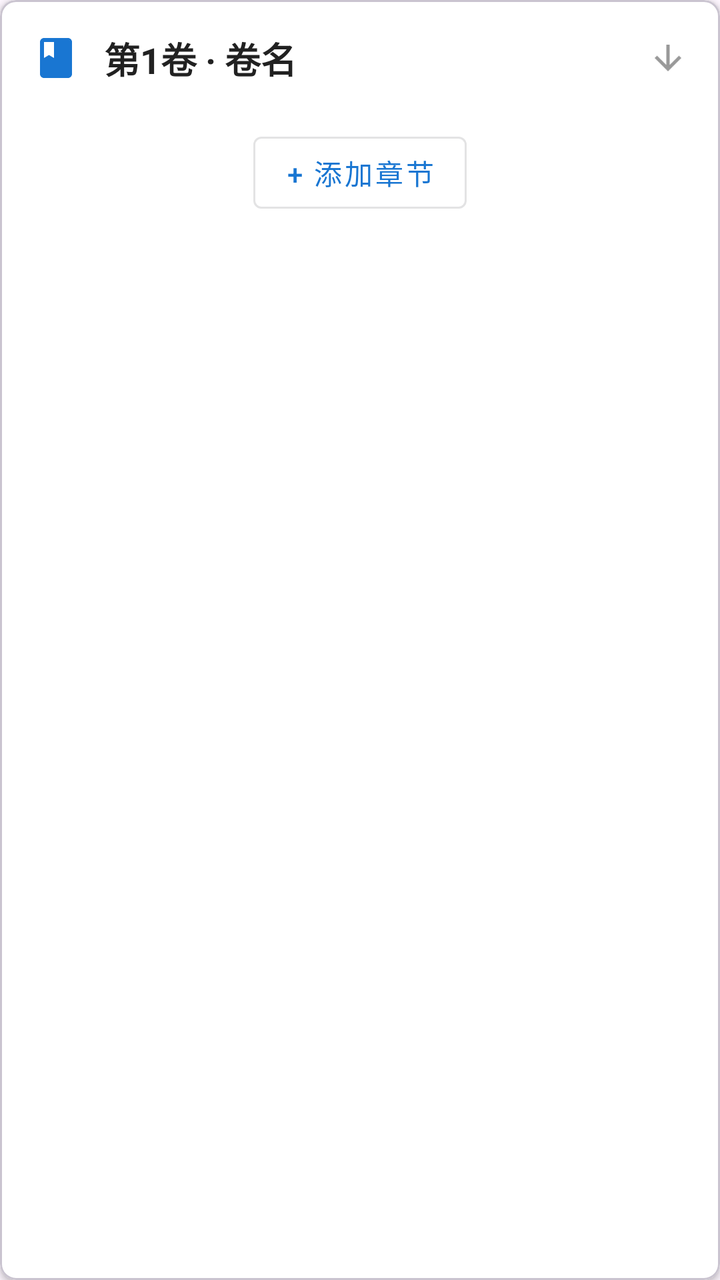
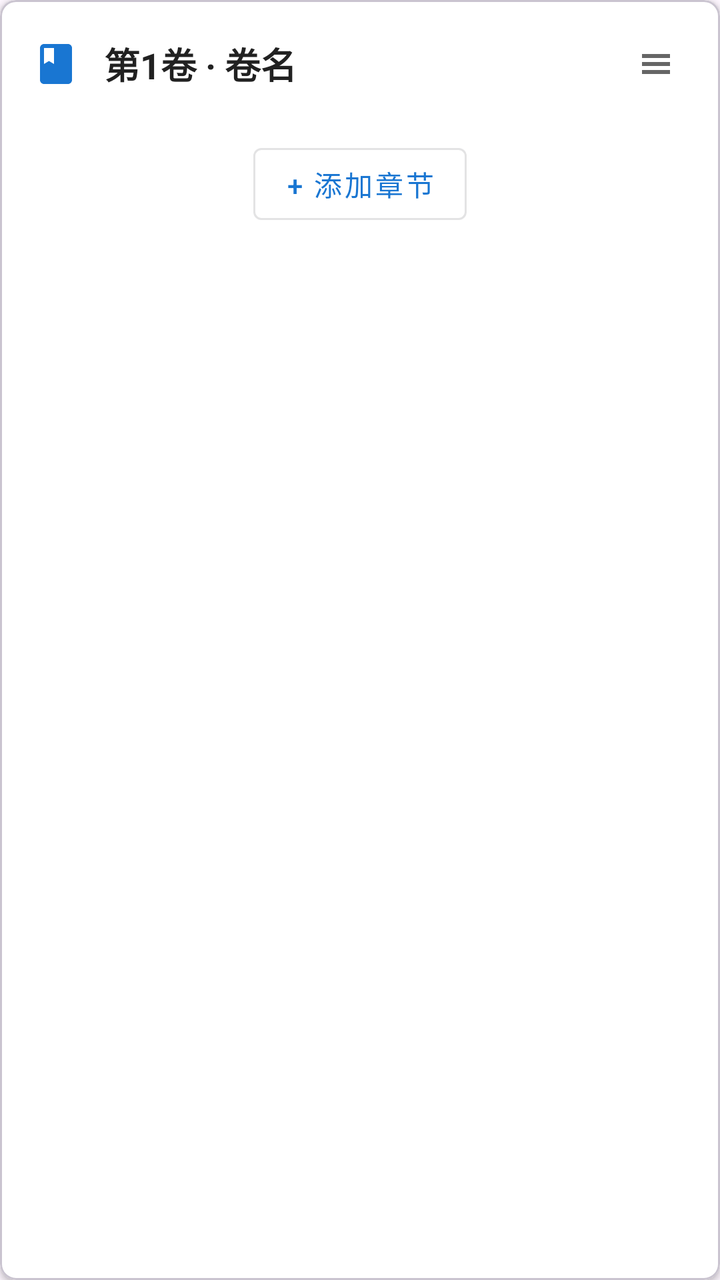

Before-and-after screenshots of an Android layout around one commit, followed by the original layout XML and the change that was made.
<!-- AndroidManifest.xml: application theme Theme.StoryTeller -->
<!-- res/layout/item_volume.xml -->
<?xml version="1.0" encoding="utf-8"?>
<com.google.android.material.card.MaterialCardView xmlns:android="http://schemas.android.com/apk/res/android"
    xmlns:app="http://schemas.android.com/apk/res-auto"
    android:id="@+id/card_volume"
    android:layout_width="match_parent"
    android:layout_height="wrap_content"
    android:layout_marginBottom="8dp"
    app:cardBackgroundColor="#FFFFFF"
    app:cardCornerRadius="8dp"
    app:cardElevation="2dp">

    <LinearLayout
        android:layout_width="match_parent"
        android:layout_height="wrap_content"
        android:orientation="vertical"
        android:padding="16dp">

        
        <LinearLayout
            android:layout_width="match_parent"
            android:layout_height="wrap_content"
            android:gravity="center_vertical"
            android:orientation="horizontal">

            <ImageView
                android:layout_width="24dp"
                android:layout_height="24dp"
                android:layout_marginEnd="12dp"
                android:contentDescription="@string/desc_volume_icon"
                android:src="@drawable/ic_menu_book"
                app:tint="#1976D2" />

            <TextView
                android:id="@+id/tv_volume_prefix"
                android:layout_width="wrap_content"
                android:layout_height="wrap_content"
                android:text="第1卷 · "
                android:textColor="#212121"
                android:textSize="18sp"
                android:textStyle="bold" />

            <EditText
                android:id="@+id/et_volume_name"
                android:layout_width="0dp"
                android:layout_height="wrap_content"
                android:layout_weight="1"
                android:background="@null"
                android:text="卷名"
                android:textColor="#212121"
                android:textSize="18sp"
                android:textStyle="bold"
                android:visibility="gone" />

            <TextView
                android:id="@+id/tv_volume_name"
                android:layout_width="0dp"
                android:layout_height="wrap_content"
                android:layout_weight="1"
                android:text="卷名"
                android:textColor="#212121"
                android:textSize="18sp"
                android:textStyle="bold" />

            <ImageView
                android:layout_width="20dp"
                android:layout_height="20dp"
                android:contentDescription="@string/desc_expand"
                android:rotation="270"
                android:src="@drawable/ic_arrow_back"
                app:tint="#999999" />
        </LinearLayout>

        
        <LinearLayout
            android:id="@+id/layout_chapters_container"
            android:layout_width="match_parent"
            android:layout_height="wrap_content"
            android:layout_marginTop="12dp"
            android:orientation="vertical" />

        
        <Button
            android:id="@+id/btn_add_chapter"
            style="@style/Widget.MaterialComponents.Button.OutlinedButton"
            android:layout_width="wrap_content"
            android:layout_height="wrap_content"
            android:layout_gravity="center"
            android:layout_marginTop="8dp"
            android:text="@string/btn_add_chapter"
            android:textAllCaps="false"
            android:textColor="#1976D2" />
    </LinearLayout>
</com.google.android.material.card.MaterialCardView>
<!-- resources referenced by this layout -->
<resources>
  <!-- drawable ic_arrow_back (drawable) -->
  <?xml version="1.0" encoding="utf-8"?>
  <vector xmlns:android="http://schemas.android.com/apk/res/android"
      android:width="24dp"
      android:height="24dp"
      android:viewportWidth="24"
      android:viewportHeight="24">
      <path
          android:fillColor="#000000"
          android:pathData="M20,11H7.83l5.59,-5.59L12,4l-8,8 8,8 1.41,-1.41L7.83,13H20v-2z"/>
  </vector>
  <!-- drawable ic_menu_book (drawable) -->
  <?xml version="1.0" encoding="utf-8"?>
  <vector xmlns:android="http://schemas.android.com/apk/res/android"
      android:width="24dp"
      android:height="24dp"
      android:viewportWidth="24"
      android:viewportHeight="24">
      <path
          android:fillColor="#000000"
          android:pathData="M18,2H6c-1.1,0 -2,0.9 -2,2v16c0,1.1 0.9,2 2,2h12c1.1,0 2,-0.9 2,-2V4c0,-1.1 -0.9,-2 -2,-2zM6,4h5v8l-2.5,-1.5L6,12V4z"/>
  </vector>
  <string name="btn_add_chapter">+ 添加章节</string>
  <string name="desc_expand">展开/收起</string>
  <string name="desc_volume_icon">卷图标</string>
  <style name="Theme.StoryTeller" parent="Base.Theme.StoryTeller" />
  <style name="Base.Theme.StoryTeller" parent="Theme.Material3.DayNight.NoActionBar">
          
          
      </style>
</resources>

<!-- the commit's change to res/layout/item_volume.xml (unified diff, before → after) -->
@@ -61,13 +61,16 @@
                 android:textSize="18sp"
                 android:textStyle="bold" />
 
+            
             <ImageView
-                android:layout_width="20dp"
-                android:layout_height="20dp"
-                android:contentDescription="@string/desc_expand"
-                android:rotation="270"
-                android:src="@drawable/ic_arrow_back"
-                app:tint="#999999" />
+                android:id="@+id/btn_more_volume"
+                android:layout_width="32dp"
+                android:layout_height="32dp"
+                android:background="?attr/selectableItemBackgroundBorderless"
+                android:contentDescription="@string/desc_more"
+                android:padding="4dp"
+                android:src="@drawable/ic_more_vert"
+                app:tint="#666666" />
         </LinearLayout>
 
         
<!-- resource entries referenced after the edit -->
@@ -1,16 +1,5 @@
 <!-- resources referenced by this layout -->
 <resources>
-  <!-- drawable ic_arrow_back (drawable) -->
-  <?xml version="1.0" encoding="utf-8"?>
-  <vector xmlns:android="http://schemas.android.com/apk/res/android"
-      android:width="24dp"
-      android:height="24dp"
-      android:viewportWidth="24"
-      android:viewportHeight="24">
-      <path
-          android:fillColor="#000000"
-          android:pathData="M20,11H7.83l5.59,-5.59L12,4l-8,8 8,8 1.41,-1.41L7.83,13H20v-2z"/>
-  </vector>
   <!-- drawable ic_menu_book (drawable) -->
   <?xml version="1.0" encoding="utf-8"?>
   <vector xmlns:android="http://schemas.android.com/apk/res/android"
@@ -22,8 +11,19 @@
           android:fillColor="#000000"
           android:pathData="M18,2H6c-1.1,0 -2,0.9 -2,2v16c0,1.1 0.9,2 2,2h12c1.1,0 2,-0.9 2,-2V4c0,-1.1 -0.9,-2 -2,-2zM6,4h5v8l-2.5,-1.5L6,12V4z"/>
   </vector>
+  <!-- drawable ic_more_vert (drawable) -->
+  <?xml version="1.0" encoding="utf-8"?>
+  <vector xmlns:android="http://schemas.android.com/apk/res/android"
+      android:width="24dp"
+      android:height="24dp"
+      android:viewportWidth="24"
+      android:viewportHeight="24">
+      <path
+          android:fillColor="#000000"
+          android:pathData="M19,11H5v2h14V11z M19,7H5v2h14V7z M19,15H5v2h14V15z"/>
+  </vector>
   <string name="btn_add_chapter">+ 添加章节</string>
-  <string name="desc_expand">展开/收起</string>
+  <string name="desc_more">更多操作</string>
   <string name="desc_volume_icon">卷图标</string>
   <style name="Theme.StoryTeller" parent="Base.Theme.StoryTeller" />
   <style name="Base.Theme.StoryTeller" parent="Theme.Material3.DayNight.NoActionBar">
